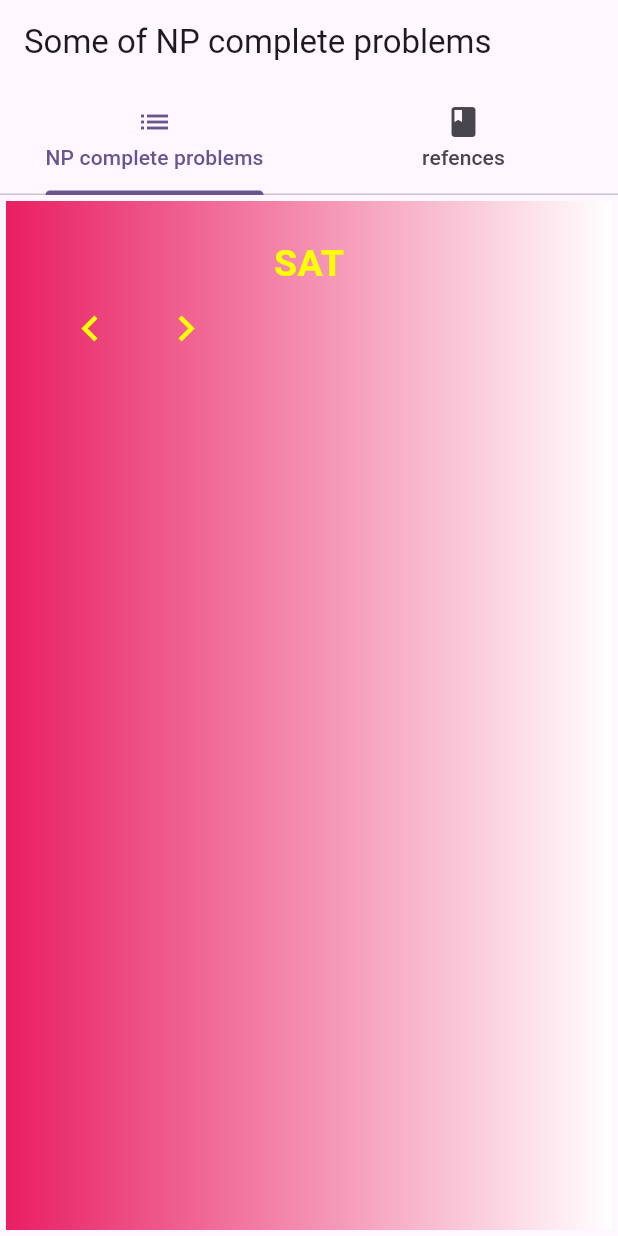
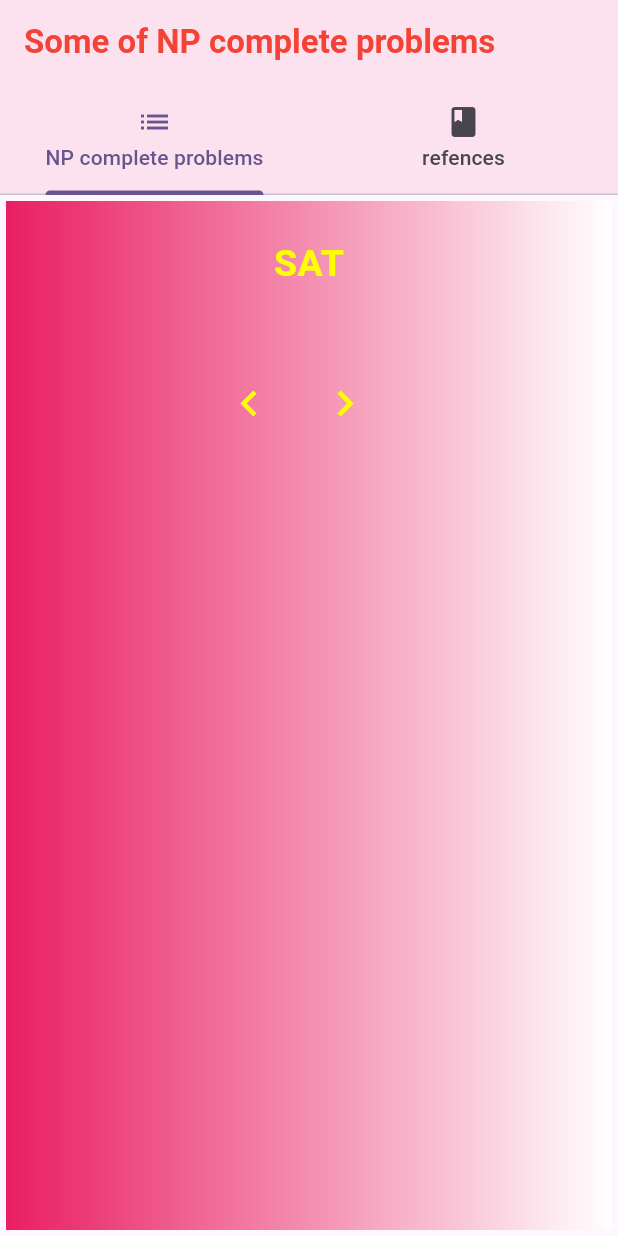
Before and after one commit to UniteacherDrRaed/listOfNPcompleteProblems, a Flutter app: the screen it shows after launch, on a phone screen of 412 x 824 dp. Run offline on Flutter 3.47's test engine with Material 2 defaults, Android fonts, the phone set to English and light mode, and no system bars.

Commit message:
adding textstyle

```diff
--- a/lib/hauptseiteforapp.dart
+++ b/lib/hauptseiteforapp.dart
@@ -68,7 +68,11 @@ int _indexPrpblem=0;
       child: Scaffold(
         appBar: AppBar(
           title: const Text("Some of NP complete problems"
+          ,style: TextStyle(color: Colors.red,
+          fontWeight: FontWeight.bold),
           ),
+          backgroundColor: Colors.pink.withOpacity(0.1),
+
           bottom: const TabBar(tabs:
           [
             Tab(
@@ -77,15 +81,15 @@ int _indexPrpblem=0;
             ),
             Tab(
               text: "refences",
-              icon: Icon(Icons.book),
+              icon: Icon(Icons.book_rounded),
             ),
           ]),
           ),
           body: TabBarView(
             children: [
               Container(
-                padding: EdgeInsets.all(24),
-                margin: EdgeInsets.all(4),
+                padding: const EdgeInsets.all(24),
+                margin: const EdgeInsets.all(4),
                 height: 400,
                 decoration: const BoxDecoration(
                   gradient: LinearGradient(
@@ -105,11 +109,13 @@ int _indexPrpblem=0;
                   color: Colors.yellowAccent,
                  ),)
               ,
-
-
+             const SizedBox(height: 50,)
+             ,
               Row(
 
                 children: [
+                  const SizedBox(width: 106,),
+
                   TextButton(onPressed: (){
                 previousProblem();
               }, child: const Icon(Icons.navigate_before
@@ -139,7 +145,17 @@ int _indexPrpblem=0;
                     ])
                 ),
              child:
-             Text("Cormen, Thomas H.; Leiserson, Charles E.; Rivest, Ronald L.; Stein, Clifford (2022) [1990]. Introduction to Algorithms (4th ed.). MIT Press and McGraw-Hill. ISBN 0-262-04630-X. "),
+             Container(
+              padding: const EdgeInsets.all(34),
+               child: const Text("Cormen, Thomas H.; Leiserson, Charles E.; Rivest, Ronald L.; Stein, Clifford (2022) [1990]. Introduction to Algorithms (4th ed.). MIT Press and McGraw-Hill. ISBN 0-262-04630-X. ",
+               style: TextStyle(
+                    fontSize: 14,
+                    fontWeight: FontWeight.bold,
+                    color: Colors.lightBlue,
+                   ),
+                   ),
+             )
+                 ,
               )
             ],
           ),
--- a/lib/main.dart
+++ b/lib/main.dart
@@ -18,7 +18,7 @@ class MyApp extends StatelessWidget {
         colorScheme: ColorScheme.fromSeed(seedColor: Colors.deepPurple),
         useMaterial3: true,
       ),
-      home: HauptSeite(),
+      home: const HauptSeite(),
     );
   }
 }
```
